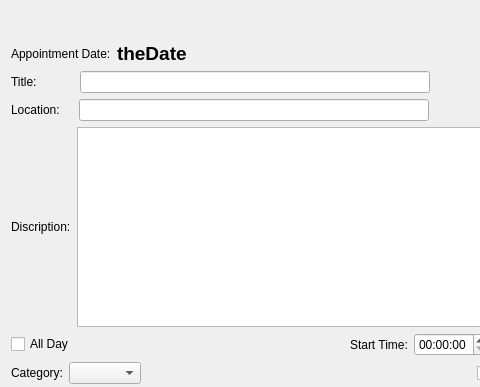
Above: src/dialogappointment.ui from lxqt/organizer before the change; both pictures show x 0 to 480 and y 0 to 387 of the 643 by 513 pixel window. Below: the same form after it.
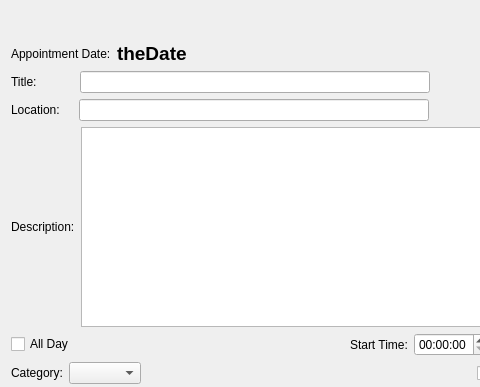
That is the form after the change.

Diff of the .ui file:
```diff
--- a/src/dialogappointment.ui
+++ b/src/dialogappointment.ui
@@ -142,7 +142,7 @@
        <item>
         <widget class="QLabel" name="labelDescription">
          <property name="text">
-          <string>Discription:</string>
+          <string>Description:</string>
          </property>
         </widget>
        </item>
```
